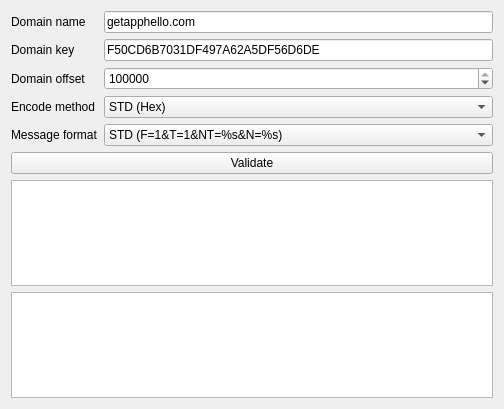
The window that formdomaininspector.ui (olegphpgithub/nnUtils) describes before a commit, drawn with Qt 5.
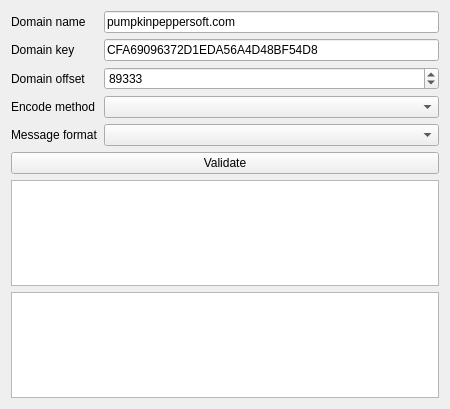
The same window after the commit.

Patch:
```diff
--- a/formdomaininspector.ui
+++ b/formdomaininspector.ui
@@ -6,7 +6,7 @@
    <rect>
     <x>0</x>
     <y>0</y>
-    <width>400</width>
+    <width>450</width>
     <height>409</height>
    </rect>
   </property>
@@ -24,7 +24,7 @@
           <number>99999999</number>
          </property>
          <property name="value">
-          <number>234234</number>
+          <number>89333</number>
          </property>
         </widget>
        </item>
@@ -36,16 +36,6 @@
            <verstretch>0</verstretch>
           </sizepolicy>
          </property>
-         <item>
-          <property name="text">
-           <string>STD (Hex)</string>
-          </property>
-         </item>
-         <item>
-          <property name="text">
-           <string>SCB (Base64)</string>
-          </property>
-         </item>
         </widget>
        </item>
        <item row="3" column="0">
@@ -70,16 +60,6 @@
            <verstretch>0</verstretch>
           </sizepolicy>
          </property>
-         <item>
-          <property name="text">
-           <string>STD (F=1&amp;T=1&amp;NT=%s&amp;N=%s)</string>
-          </property>
-         </item>
-         <item>
-          <property name="text">
-           <string>SCB (script=installer.php&amp;CODE=PUTGQ&amp;quant=%s&amp;action=%s)</string>
-          </property>
-         </item>
         </widget>
        </item>
        <item row="4" column="0">
@@ -99,14 +79,14 @@
        <item row="1" column="1">
         <widget class="QLineEdit" name="domainKeyLineEdit">
          <property name="text">
-          <string>F50CD6B7031DF497A62A5DF56D6DE</string>
+          <string>CFA69096372D1EDA56A4D48BF54D8</string>
          </property>
         </widget>
        </item>
        <item row="0" column="1">
         <widget class="QLineEdit" name="domainNameLineEdit">
          <property name="text">
-          <string>getapphello.com</string>
+          <string>pumpkinpeppersoft.com</string>
          </property>
         </widget>
        </item>
```
Left out of the diff: 8 changed lines with no effect on the pictures.
